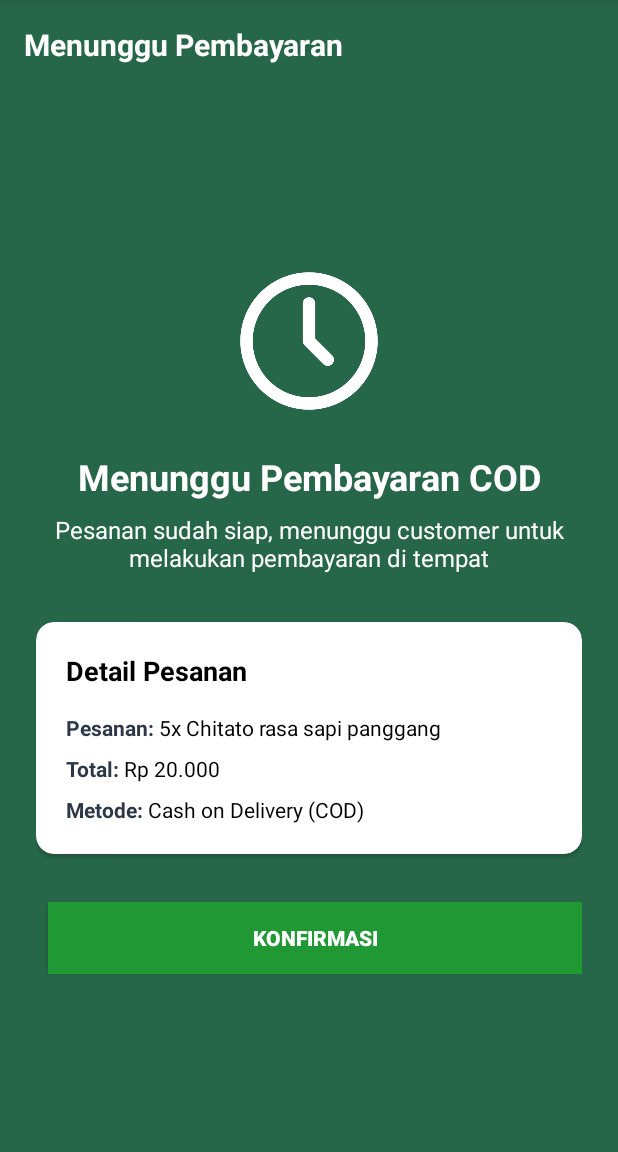
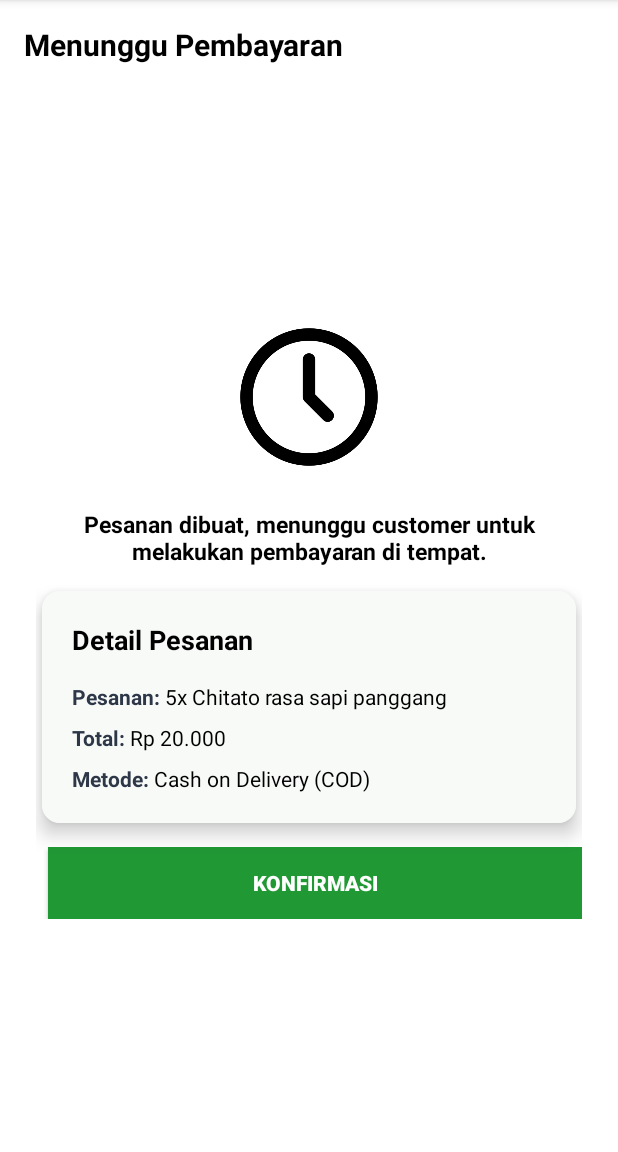
Before and after one commit to thomas-herpin/WasteWise, an Android app: the WaitingPaymentActivity screen opened directly, with no data from a screen before it, on a phone screen of 412 x 824 dp, the part 84-1236 px from its top. Run offline under Robolectric (Android 15) with nearby library versions, the phone set to English and light mode, and no system bars.

Commit message:
update Payment

```diff
--- a/app/src/main/res/layout/activity_payment_success.xml
+++ b/app/src/main/res/layout/activity_payment_success.xml
@@ -43,9 +43,9 @@
             <TextView
                 android:layout_width="100dp"
                 android:layout_height="100dp"
-                android:gravity="center"
+                android:layout_marginBottom="24dp"
                 android:background="@drawable/check"
-                android:layout_marginBottom="24dp" />
+                android:gravity="center" />
 
             <TextView
                 android:layout_width="match_parent"
--- a/app/src/main/res/layout/activity_waiting_payment.xml
+++ b/app/src/main/res/layout/activity_waiting_payment.xml
@@ -4,7 +4,7 @@
     android:layout_width="match_parent"
     android:layout_height="match_parent"
     android:orientation="vertical"
-    android:background="@color/primary_green_dark"
+    android:background="@color/white"
     android:padding="0dp">
 
 
@@ -20,7 +20,7 @@
             android:layout_height="wrap_content"
             android:layout_weight="1"
             android:text="Menunggu Pembayaran"
-            android:textColor="@android:color/white"
+            android:textColor="@color/black"
             android:textSize="20sp"
             android:textStyle="bold" />
 
@@ -45,40 +45,40 @@
                 android:layout_height="100dp"
                 android:gravity="center"
                 android:background="@drawable/clock"
-                android:backgroundTint="@color/white"
                 android:layout_marginBottom="24dp" />
 
             <TextView
                 android:layout_width="match_parent"
                 android:layout_height="wrap_content"
-                android:text="Menunggu Pembayaran COD"
-                android:textSize="24sp"
+                android:text="Pesanan dibuat, menunggu customer untuk melakukan pembayaran di tempat."
+                android:textSize="15sp"
                 android:textStyle="bold"
-                android:textColor="@android:color/white"
+                android:textColor="@color/black"
                 android:gravity="center"
                 android:layout_marginBottom="8dp" />
 
-            <TextView
-                android:layout_width="match_parent"
-                android:layout_height="wrap_content"
-                android:text="Pesanan sudah siap, menunggu customer untuk melakukan pembayaran di tempat"
-                android:textSize="16sp"
-                android:textColor="@android:color/white"
-                android:gravity="center"
-                android:layout_marginBottom="32dp" />
 
 
             <androidx.cardview.widget.CardView
                 android:layout_width="match_parent"
                 android:layout_height="wrap_content"
-                android:layout_marginBottom="32dp"
-                android:elevation="4dp"
-                app:cardCornerRadius="12dp">
+                android:layout_marginBottom="16dp"
+                android:layout_marginTop="8dp"
+                android:layout_marginStart="4dp"
+                android:layout_marginEnd="4dp"
+                app:cardCornerRadius="12dp"
+                app:cardElevation="8dp"
+                app:cardMaxElevation="12dp"
+                app:cardBackgroundColor="@android:color/white"
+                android:clickable="true"
+                android:focusable="true"
+                android:foreground="?android:attr/selectableItemBackground">
 
                 <LinearLayout
                     android:layout_width="match_parent"
                     android:layout_height="wrap_content"
                     android:orientation="vertical"
+                    android:background="@color/grey"
                     android:padding="20dp">
 
                     <TextView
```
Also changed, not shown: app/src/main/java/com/example/wastewise/PaymentSuccessActivity.java (+2 -15 lines).
